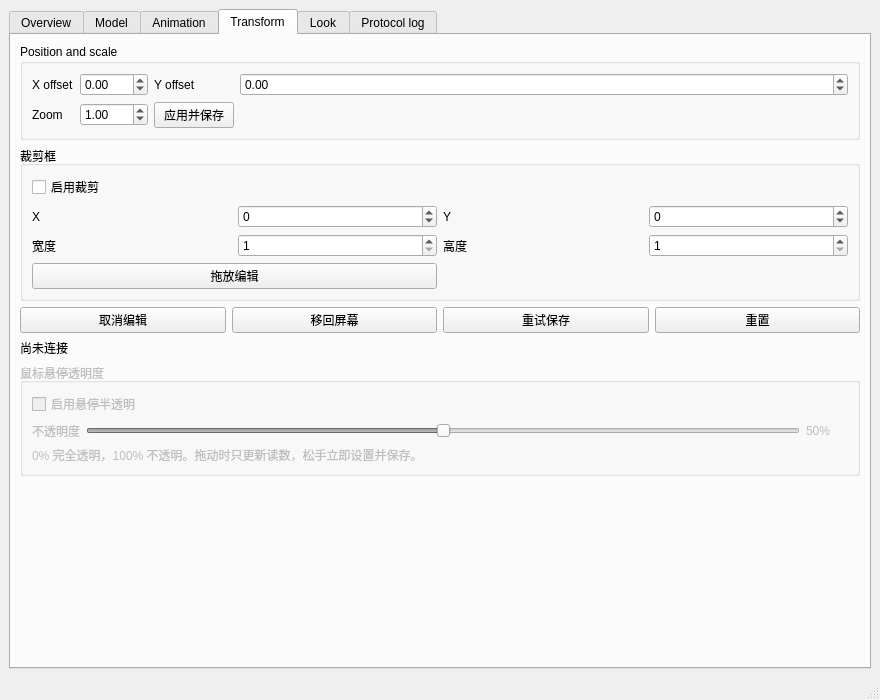
This is control/MainWindow.ui in ad2248/DeskWaifu as Qt 5 draws it before an edit. The edited form follows.
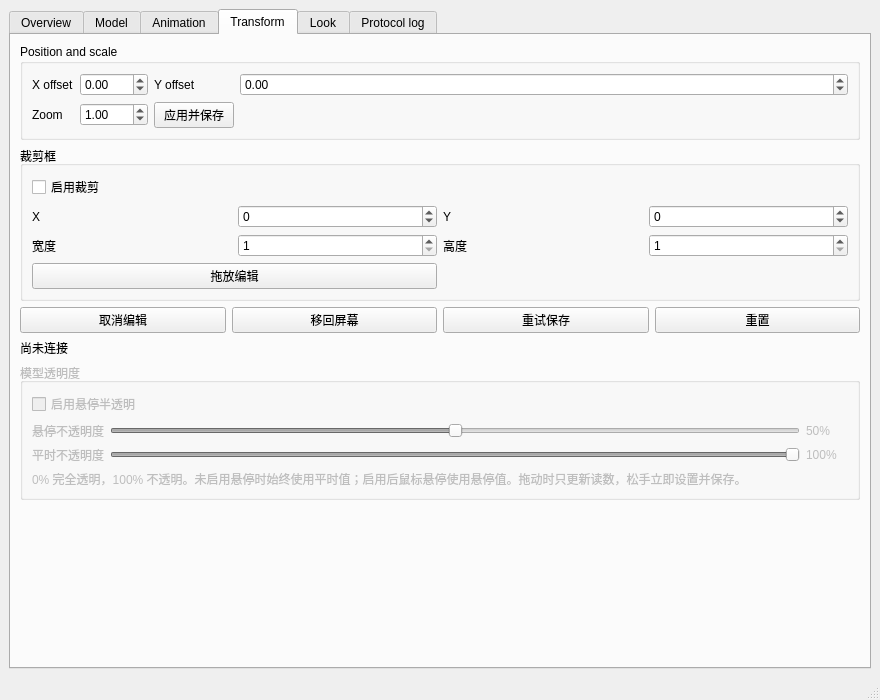
This is the edited form. The open tabs and pages were chosen to show the change.

Commit message: feat: 支持独立设置模型平时不透明度

Patch:
```diff
--- a/control/MainWindow.ui
+++ b/control/MainWindow.ui
@@ -555,7 +555,7 @@
          <item>
           <widget class="QGroupBox" name="hoverOpacityGroup">
            <property name="enabled"><bool>false</bool></property>
-           <property name="title"><string>鼠标悬停透明度</string></property>
+           <property name="title"><string>模型透明度</string></property>
            <layout class="QGridLayout" name="hoverOpacityLayout">
             <item row="0" column="0" colspan="3">
              <widget class="QCheckBox" name="hoverOpacityEnabledCheck">
@@ -564,7 +564,7 @@
             </item>
             <item row="1" column="0">
              <widget class="QLabel" name="hoverOpacityLabel">
-              <property name="text"><string>不透明度</string></property>
+              <property name="text"><string>悬停不透明度</string></property>
               <property name="buddy"><cstring>hoverOpacitySlider</cstring></property>
              </widget>
             </item>
@@ -583,9 +583,30 @@
               <property name="minimumSize"><size><width>42</width><height>0</height></size></property>
              </widget>
             </item>
-            <item row="2" column="0" colspan="3">
+            <item row="2" column="0">
+             <widget class="QLabel" name="idleOpacityLabel">
+              <property name="text"><string>平时不透明度</string></property>
+              <property name="buddy"><cstring>idleOpacitySlider</cstring></property>
+             </widget>
+            </item>
+            <item row="2" column="1">
+             <widget class="QSlider" name="idleOpacitySlider">
+              <property name="maximum"><number>100</number></property>
+              <property name="value"><number>100</number></property>
+              <property name="tracking"><bool>false</bool></property>
+              <property name="orientation"><enum>Qt::Orientation::Horizontal</enum></property>
+              <property name="accessibleName"><string>平时不透明度</string></property>
+             </widget>
+            </item>
+            <item row="2" column="2">
+             <widget class="QLabel" name="idleOpacityValueLabel">
+              <property name="text"><string>100%</string></property>
+              <property name="minimumSize"><size><width>42</width><height>0</height></size></property>
+             </widget>
+            </item>
+            <item row="3" column="0" colspan="3">
              <widget class="QLabel" name="hoverOpacityHintLabel">
-              <property name="text"><string>0% 完全透明，100% 不透明。拖动时只更新读数，松手立即设置并保存。</string></property>
+              <property name="text"><string>0% 完全透明，100% 不透明。未启用悬停时始终使用平时值；启用后鼠标悬停使用悬停值。拖动时只更新读数，松手立即设置并保存。</string></property>
               <property name="wordWrap"><bool>true</bool></property>
              </widget>
             </item>
```
The commit also changes 15 other files.
